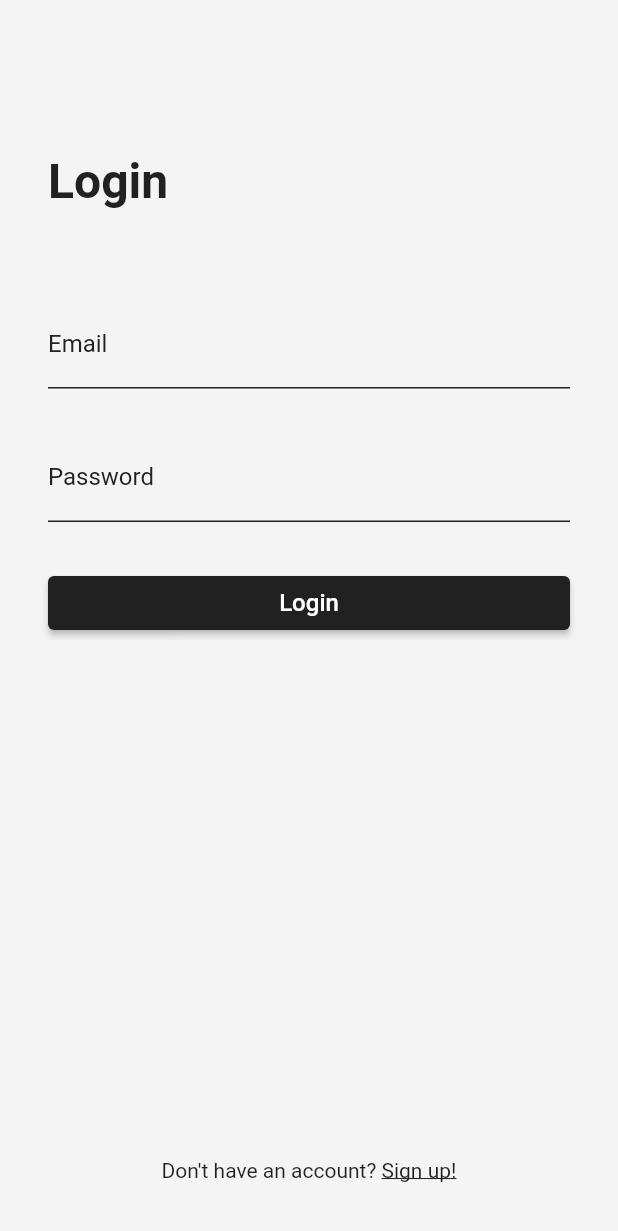
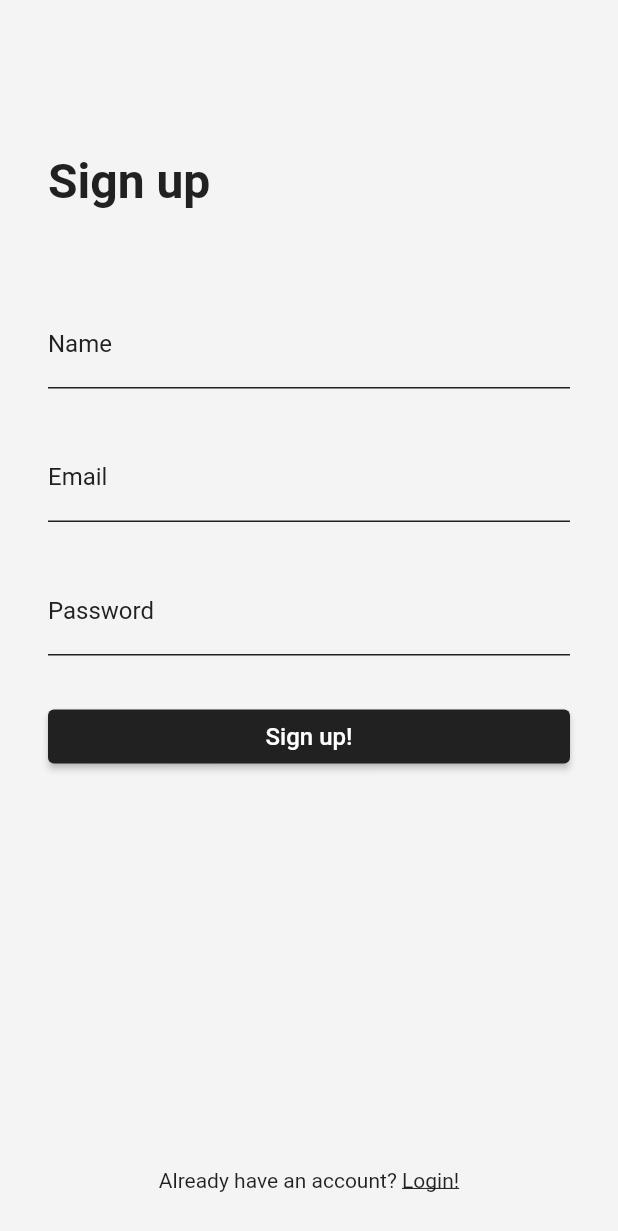
Before and after one commit to Ahmadexe/PokeDoke, a Flutter app: the screen it shows after launch, on a phone screen of 412 x 824 dp. Shown: the top 1231 px of the screen. Run offline on Flutter 3.47's test engine with Material 2 defaults, Android fonts, the phone set to English and light mode, and no system bars; drawn by our look-alikes of flutter_form_builder; our stand-ins replace firebase_core, form_builder_validators, string_validator; accounts and stored records are empty.

Commit message:
Sign up screen UI Completed

```diff
--- a/lib/main.dart
+++ b/lib/main.dart
@@ -3,6 +3,7 @@ import 'package:flutter/material.dart';
 import 'package:pokedoke/firebase_options.dart';
 import 'package:pokedoke/screens/home_screen.dart';
 import 'package:pokedoke/screens/login_screen.dart';
+import 'package:pokedoke/screens/signup_screen.dart';
 
 void main() async {
   WidgetsFlutterBinding.ensureInitialized();
@@ -18,7 +19,7 @@ class MyApp extends StatelessWidget {
   @override
   Widget build(BuildContext context) {
     return const MaterialApp(
-      home: LoginScreen(),
+      home: SignupScreen(),
     );
   }
 }
--- a/lib/screens/login_screen.dart
+++ b/lib/screens/login_screen.dart
@@ -2,6 +2,7 @@ import 'package:flutter/material.dart';
 import 'package:flutter_form_builder/flutter_form_builder.dart';
 import 'package:form_builder_validators/form_builder_validators.dart';
 import 'package:pokedoke/constants/colors.dart';
+import 'package:pokedoke/screens/signup_screen.dart';
 
 class LoginScreen extends StatefulWidget {
   const LoginScreen({super.key});
@@ -47,6 +48,7 @@ class _LoginScreenState extends State<LoginScreen> {
                       FormBuilderTextField(
                         name: 'emailField',
                         cursorColor: secondaryColor,
+                        textCapitalization: TextCapitalization.sentences,
                         decoration: InputDecoration(
                           labelText: 'Email',
                           hintText: 'Enter your email',
@@ -61,7 +63,10 @@ class _LoginScreenState extends State<LoginScreen> {
                             borderSide: BorderSide(color: secondaryColor),
                           ),
                         ),
-                        validator: FormBuilderValidators.email(),
+                        validator: FormBuilderValidators.compose([
+                          FormBuilderValidators.email(),
+                          FormBuilderValidators.required()
+                        ]),
                       ),
                       const SizedBox(
                         height: 30,
@@ -84,15 +89,10 @@ class _LoginScreenState extends State<LoginScreen> {
                             borderSide: BorderSide(color: secondaryColor),
                           ),
                         ),
-                        validator: (value) {
-                          if (value == null) {
-                            return "Field can't be empty.";
-                          }
-                          if (value.length < 8) {
-                            return "Password can't be shorter than 8 words.";
-                          }
-                          return null;
-                        },
+                        validator: FormBuilderValidators.compose([
+                          FormBuilderValidators.minLength(8),
+                          FormBuilderValidators.required()
+                        ])
                       ),
                       const SizedBox(
                         height: 30,
@@ -118,10 +118,14 @@ class _LoginScreenState extends State<LoginScreen> {
                     ],
                   )),
               SizedBox(
-                height: MediaQuery.of(context).size.height * 0.42,
+                height: MediaQuery.of(context).size.height * 0.43,
               ),
               GestureDetector(
-                onTap: () {},
+                onTap: () {
+                  Navigator.of(context).push(
+                    MaterialPageRoute(builder: (_) => const SignupScreen())
+                  );
+                },
                 child: Row(
                   mainAxisAlignment: MainAxisAlignment.center,
                   crossAxisAlignment: CrossAxisAlignment.center,
--- a/lib/screens/signup_screen.dart
+++ b/lib/screens/signup_screen.dart
@@ -0,0 +1,180 @@
+import 'package:flutter/material.dart';
+import 'package:flutter_form_builder/flutter_form_builder.dart';
+import 'package:form_builder_validators/form_builder_validators.dart';
+import 'package:pokedoke/constants/colors.dart';
+import 'package:pokedoke/screens/login_screen.dart';
+import 'package:string_validator/string_validator.dart';
+
+class SignupScreen extends StatefulWidget {
+  const SignupScreen({super.key});
+
+  @override
+  State<SignupScreen> createState() => _SignupScreenState();
+}
+
+class _SignupScreenState extends State<SignupScreen> {
+  final _signupFormKey = GlobalKey<FormBuilderState>();
+
+  @override
+  Widget build(BuildContext context) {
+    return Scaffold(
+      resizeToAvoidBottomInset: false,
+      backgroundColor: scaffoldBackgroundColor,
+      body: SingleChildScrollView(
+        scrollDirection: Axis.vertical,
+        child: Padding(
+          padding: const EdgeInsets.all(32),
+          child: Column(
+            children: [
+              const SizedBox(
+                height: 70,
+              ),
+              Align(
+                alignment: Alignment.topLeft,
+                child: Text(
+                  "Sign up",
+                  style: TextStyle(
+                      color: secondaryColor,
+                      fontSize: 32,
+                      fontWeight: FontWeight.w700),
+                ),
+              ),
+              const SizedBox(
+                height: 60,
+              ),
+              FormBuilder(
+                  key: _signupFormKey,
+                  child: Column(
+                    children: [
+                      FormBuilderTextField(
+                        name: 'nameField',
+                        cursorColor: secondaryColor,
+                        textCapitalization: TextCapitalization.sentences,
+                        decoration: InputDecoration(
+                          labelText: 'Name',
+                          hintText: 'Enter your name',
+                          labelStyle: TextStyle(
+                            color: secondaryColor,
+                            fontSize: 16,
+                          ),
+                          enabledBorder: UnderlineInputBorder(
+                            borderSide: BorderSide(color: secondaryColor),
+                          ),
+                          focusedBorder: UnderlineInputBorder(
+                            borderSide: BorderSide(color: secondaryColor),
+                          ),
+                        ),
+                        validator: (value) {
+                          if (value == null) {
+                            return "Field is required.";
+                          }
+                          if (isAlpha(value)) {
+                            return "Only Alphabets are allowed.";
+                          }
+                          return null;
+                        },
+                      ),
+                      const SizedBox(
+                        height: 30,
+                      ),
+                      FormBuilderTextField(
+                        name: 'emailField',
+                        cursorColor: secondaryColor,
+                        textCapitalization: TextCapitalization.sentences,
+                        decoration: InputDecoration(
+                          labelText: 'Email',
+                          hintText: 'Enter your email',
+                          labelStyle: TextStyle(
+                            color: secondaryColor,
+                            fontSize: 16,
+                          ),
+                          enabledBorder: UnderlineInputBorder(
+                            borderSide: BorderSide(color: secondaryColor),
+                          ),
+                          focusedBorder: UnderlineInputBorder(
+                            borderSide: BorderSide(color: secondaryColor),
+                          ),
+                        ),
+                        validator: FormBuilderValidators.compose([
+                          FormBuilderValidators.email(),
+                          FormBuilderValidators.required()
+                        ]),
+                      ),
+                      const SizedBox(
+                        height: 30,
+                      ),
+                      FormBuilderTextField(
+                        name: 'passwordField',
+                        cursorColor: secondaryColor,
+                        obscureText: true,
+                        decoration: InputDecoration(
+                          labelText: 'Password',
+                          hintText: 'Enter your password',
+                          labelStyle: TextStyle(
+                            color: secondaryColor,
+                            fontSize: 16,
+                          ),
+                          enabledBorder: UnderlineInputBorder(
+                            borderSide: BorderSide(color: secondaryColor),
+                          ),
+                          focusedBorder: UnderlineInputBorder(
+                            borderSide: BorderSide(color: secondaryColor),
+                          ),
+                        ),
+                        validator: FormBuilderValidators.compose([
+                          FormBuilderValidators.minLength(8),
+                          FormBuilderValidators.required()
+                        ]),
+                      ),
+                      const SizedBox(
+                        height: 30,
+                      ),
+                      SizedBox(
+                          width: MediaQuery.of(context).size.width,
+                          child: ElevatedButton(
+                              onPressed: () {
+                                if (_signupFormKey.currentState!.validate()) {
+                                  print("Ok");
+                                } else {
+                                  print("Not ok");
+                                }
+                              },
+                              style: ButtonStyle(
+                                  backgroundColor:
+                                      MaterialStateProperty.all<Color>(
+                                          secondaryColor)),
+                              child: const Text(
+                                "Sign up!",
+                                style: TextStyle(fontSize: 16),
+                              ))),
+                    ],
+                  )),
+              SizedBox(
+                height: MediaQuery.of(context).size.height * 0.32,
+              ),
+              GestureDetector(
+                onTap: () {
+                  Navigator.of(context).push(
+                    MaterialPageRoute(builder: (_) => LoginScreen())
+                  );
+                },
+                child: Row(
+                  mainAxisAlignment: MainAxisAlignment.center,
+                  crossAxisAlignment: CrossAxisAlignment.center,
+                  children: const [
+                    Text("Already have an account? "),
+                    Text(
+                      "Login!",
+                      style: TextStyle(decoration: TextDecoration.underline),
+                    )
+                  ],
+                ),
+              ),
+            ],
+          ),
+        ),
+      ),
+    );
+    ;
+  }
+}
--- a/pubspec.yaml
+++ b/pubspec.yaml
@@ -47,6 +47,7 @@ dependencies:
   cloud_firestore: ^4.0.5
   flutter_form_builder: ^7.7.0
   form_builder_validators: ^8.4.0
+  string_validator: ^0.3.0
 
 dev_dependencies:
   flutter_test:
```
Also changed, not shown: pubspec.lock.
